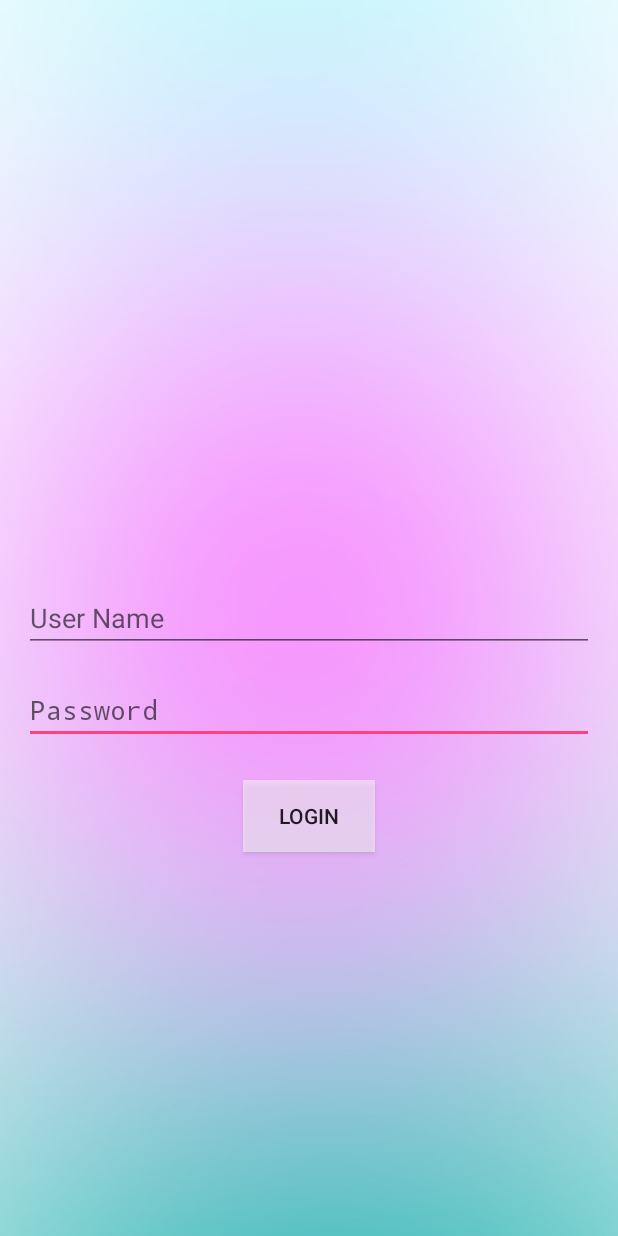
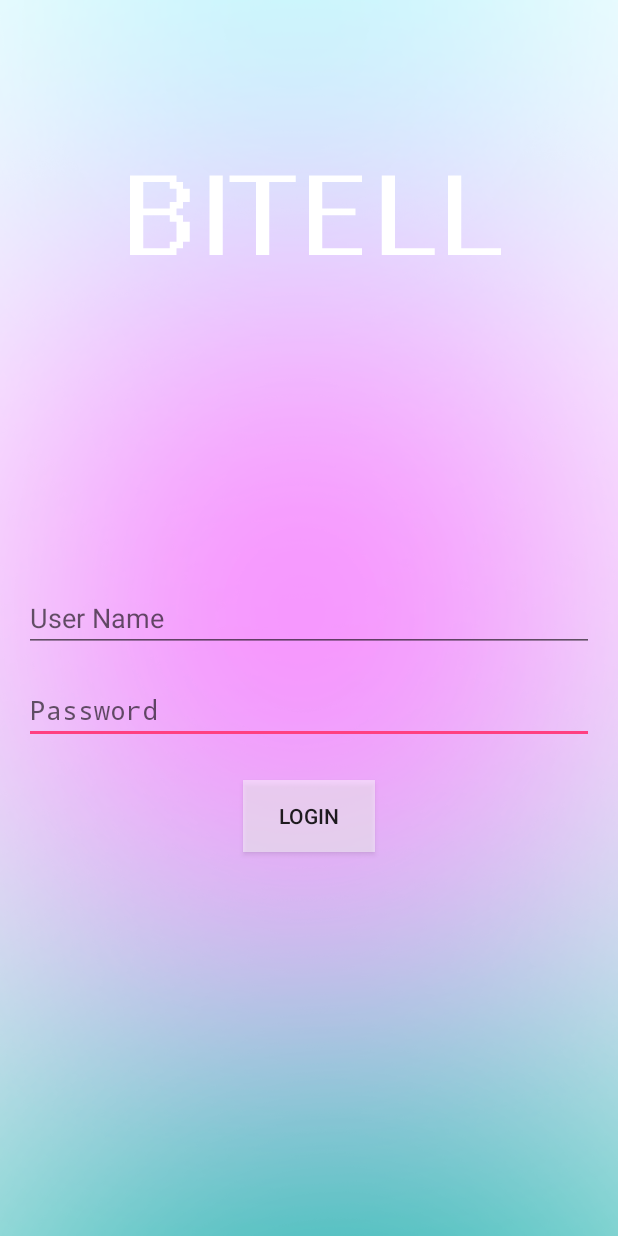
Before and after one commit to WittsEnd2/bitcamp2017, an Android app: the LoginActivity screen opened directly, with no data from a screen before it, on a phone screen of 412 x 824 dp. Run offline under Robolectric (Android 15) with nearby library versions, the phone set to English and light mode, and no system bars; our stand-ins replace Firebase (no records; nobody signed in at launch, a user with empty details on screens opened directly); 1 statement that could not run was skipped.

Commit message:
basic elements for design

```diff
--- a/app/src/main/res/layout/activity_login.xml
+++ b/app/src/main/res/layout/activity_login.xml
@@ -13,12 +13,13 @@
 
     tools:context="com.css.cssapp.LoginActivity">
 
-    <ImageView
+    <Button
         android:id="@+id/imageView2"
         android:layout_width="wrap_content"
         android:layout_height="wrap_content"
-        app:srcCompat="@drawable/bitell"
+        android:background="@drawable/bitell"
         android:layout_alignParentTop="true"
+        android:clickable="false"
         android:layout_centerHorizontal="true" />
 
     <EditText
--- a/app/src/main/res/values/styles.xml
+++ b/app/src/main/res/values/styles.xml
@@ -1,7 +1,7 @@
 <resources>
 
     <!-- Base application theme. -->
-    <style name="AppTheme" parent="Theme.AppCompat.Light.DarkActionBar">
+    <style name="AppTheme" parent="Theme.AppCompat.Light.NoActionBar">
         <!-- Customize your theme here. -->
         <item name="colorPrimary">@color/colorPrimary</item>
         <item name="colorPrimaryDark">@color/colorPrimaryDark</item>
```
